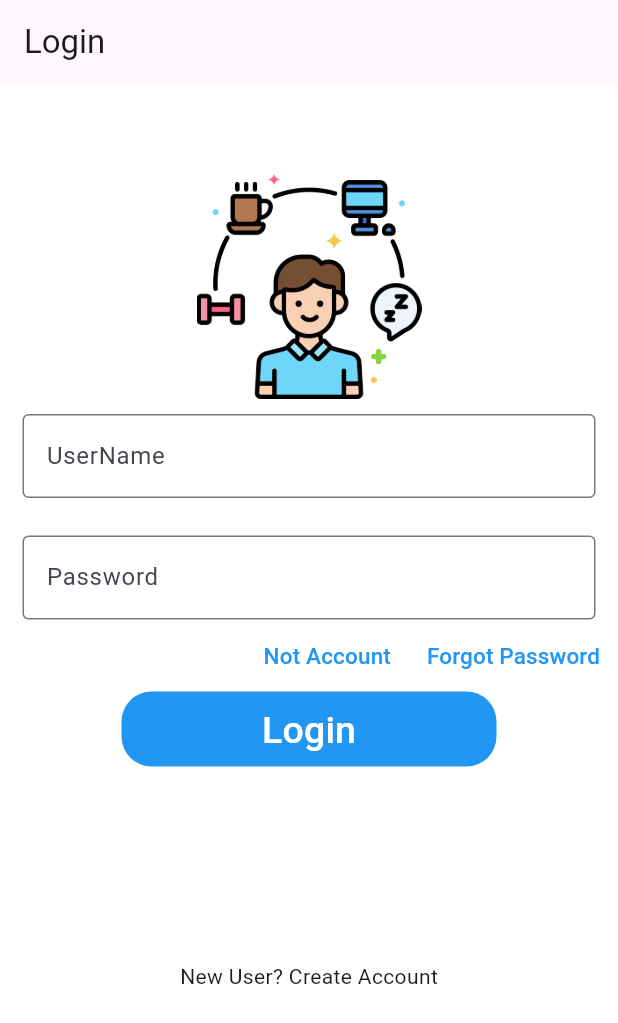
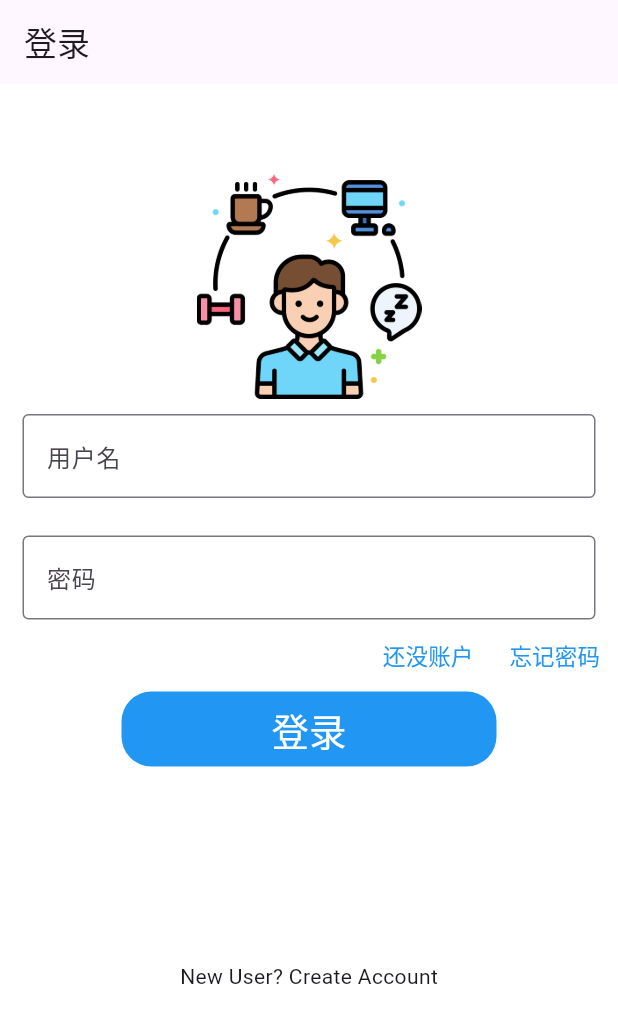
Before and after one commit to s-min-sys/lifecostapp, a Flutter app: the screen it shows after launch, on a phone screen of 412 x 824 dp. Shown: the top 1023 px of the screen. Run offline on Flutter 3.47's test engine with Material 2 defaults, Android fonts, the phone set to English and light mode, and no system bars; our stand-ins replace custom_refresh_indicator, flutter_dotenv, shared_preferences, toastification; missing offline and left inert: flutter_pickers; accounts and stored records are empty.

```diff
--- a/lib/pages/login.dart
+++ b/lib/pages/login.dart
@@ -81,7 +81,7 @@ class _LoginPageState extends State<LoginPage> {
     return Scaffold(
       backgroundColor: Colors.white,
       appBar: AppBar(
-        title: Text(mode == 1 ? 'Login' : 'Register'),
+        title: Text(mode == 1 ? '登录' : '注册'),
       ),
       body: SingleChildScrollView(
         child: Column(
@@ -101,8 +101,8 @@ class _LoginPageState extends State<LoginPage> {
               child: TextField(
                 decoration: const InputDecoration(
                     border: OutlineInputBorder(),
-                    labelText: 'UserName',
-                    hintText: 'Enter valid user name'),
+                    labelText: '用户名',
+                    hintText: '输入用户名'),
                 controller: userNameController,
               ),
             ),
@@ -114,8 +114,8 @@ class _LoginPageState extends State<LoginPage> {
                 obscureText: true,
                 decoration: const InputDecoration(
                     border: OutlineInputBorder(),
-                    labelText: 'Password',
-                    hintText: 'Enter secure password'),
+                    labelText: '密码',
+                    hintText: '输入密码'),
                 controller: passwordController,
               ),
             ),
@@ -133,7 +133,7 @@ class _LoginPageState extends State<LoginPage> {
                   }
                 },
                 child: Text(
-                  mode == 1 ? 'Not Account' : 'Has Account',
+                  mode == 1 ? '还没账户' : '已经有账户了',
                   style: const TextStyle(color: Colors.blue, fontSize: 15),
                 ),
               ),
@@ -142,7 +142,7 @@ class _LoginPageState extends State<LoginPage> {
                   //
                 },
                 child: const Text(
-                  'Forgot Password',
+                  '忘记密码',
                   style: TextStyle(color: Colors.blue, fontSize: 15),
                 ),
               ),
@@ -185,7 +185,7 @@ class _LoginPageState extends State<LoginPage> {
                   }
                 },
                 child: Text(
-                  mode == 1 ? 'Login' : 'register',
+                  mode == 1 ? '登录' : '注册',
                   style: const TextStyle(color: Colors.white, fontSize: 25),
                 ),
               ),
```
Also changed, not shown: 1 other file.
